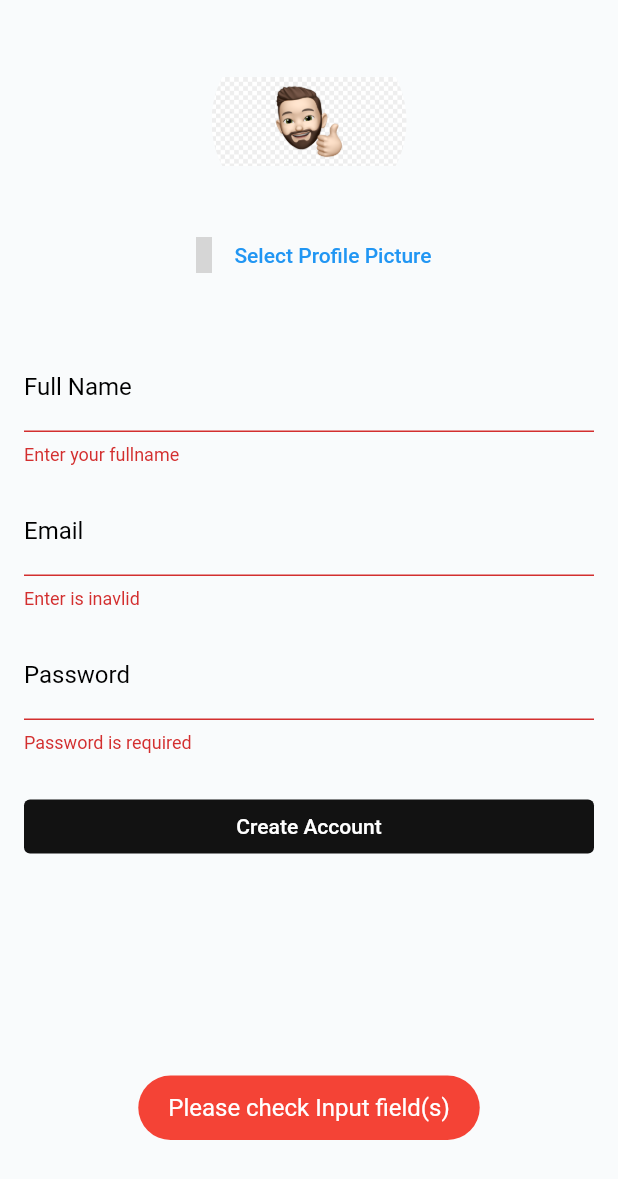
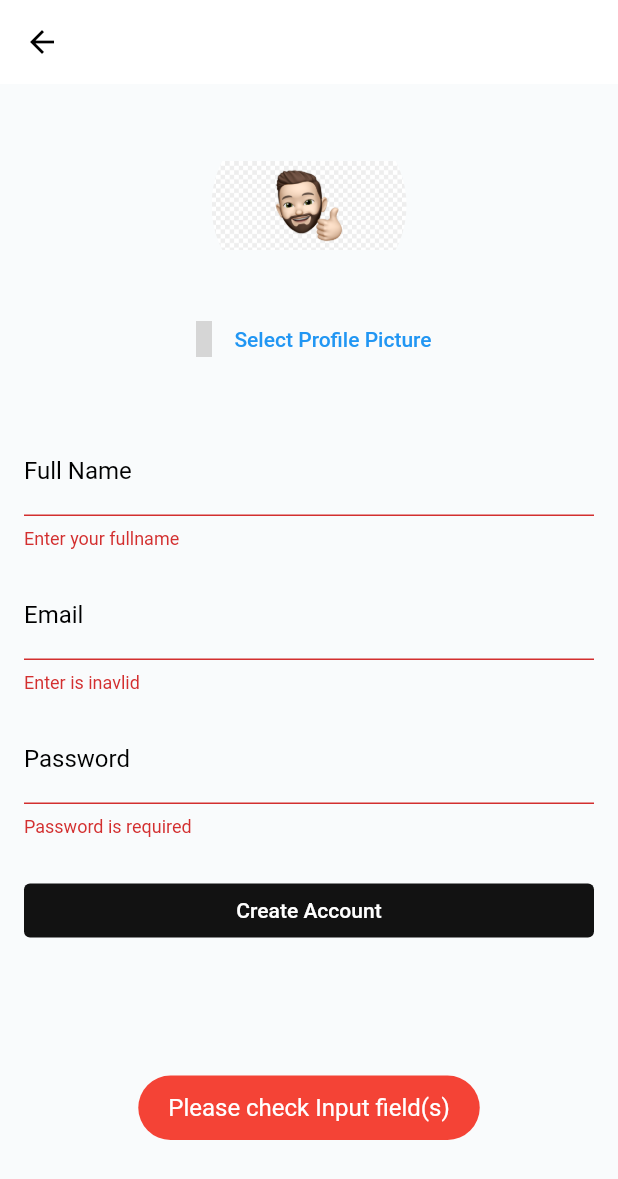
Before and after one commit to Ayiks/social_media_example_with_flutter-firebase, a Flutter app: the CreateAccountView screen opened directly, after a tap on "Create Account", on a phone screen of 412 x 824 dp. Shown: the top 1179 px of the screen. Run offline on Flutter 3.47's test engine with Material 2 defaults, Android fonts, the phone set to English and light mode, and no system bars; our stand-ins replace cloud_firestore, firebase_auth, firebase_core, firebase_storage, fluttertoast, image_cropper and 2 more; accounts and stored records are empty; network calls fail; grey boxes are pictures that could not be loaded.

Commit message:
Added appbar and circularprgress

```diff
--- a/lib/views/auth/create_account_view.dart
+++ b/lib/views/auth/create_account_view.dart
@@ -1,5 +1,7 @@
 import 'dart:io';
 
+import 'package:familicious/managers/auth_manager.dart';
+import 'package:familicious/views/home/home_view.dart';
 import 'package:flutter/material.dart';
 import 'package:image_picker/image_picker.dart';
 import 'package:unicons/unicons.dart';
@@ -23,9 +25,13 @@ class _CreateAccountViewState extends State<CreateAccountView> {
 
   final TextEditingController _passwordController = TextEditingController();
 
+  final AuthManager _authManager = AuthManager();
+
   File? _imageFile;
 
   final ImagePicker _imagePicker = ImagePicker();
+
+   bool _isLoading = false;
 
   final emailRegexp = RegExp(r"^[a-zA-Z0-9.]+@[a-zA-Z0-9)+\.[a-zA-Z]+");
 
@@ -59,6 +65,7 @@ class _CreateAccountViewState extends State<CreateAccountView> {
   @override
   Widget build(BuildContext context) {
     return Scaffold(
+      appBar: AppBar(),
       body: SafeArea(
         child: Form(
           key: _formKey,
@@ -180,12 +187,50 @@ class _CreateAccountViewState extends State<CreateAccountView> {
               const SizedBox(
                 height: 25,
               ),
-              TextButton(
-                  onPressed: () {
+              _authManager.isLoading
+                  ? Center(child: const CircularProgressIndicator.adaptive())
+                  : TextButton(
+                      onPressed: () async {
                         if (_formKey.currentState!.validate()) {
                           String name = _nameController.text;
                           String email = _emailController.text;
                           String password = _passwordController.text;
+                          //true
+                          setState(() {
+                            _isLoading = true;
+                          });
+                          bool isCreated = await _authManager.createNewUser(
+                              name: name,
+                              email: email,
+                              password: password,
+                              imageFile: _imageFile!);
+                          //false isloading
+                          if (isCreated) {
+                            setState(() {
+                            _isLoading = false;
+                          });
+                            Navigator.of(context).pushAndRemoveUntil(
+                                MaterialPageRoute(
+                                    builder: (context) => const HomeView()),
+                                (route) => false);
+                            Fluttertoast.showToast(
+                                msg: "Welcome!, $name",
+                                toastLength: Toast.LENGTH_SHORT,
+                                gravity: ToastGravity.BOTTOM,
+                                timeInSecForIosWeb: 1,
+                                backgroundColor: Colors.green,
+                                textColor: Colors.white,
+                                fontSize: 16.0);
+                          } else {
+                            Fluttertoast.showToast(
+                                msg: _authManager.message,
+                                toastLength: Toast.LENGTH_SHORT,
+                                gravity: ToastGravity.BOTTOM,
+                                timeInSecForIosWeb: 1,
+                                backgroundColor: Colors.red,
+                                textColor: Colors.white,
+                                fontSize: 16.0);
+                          }
                         } else {
                           //validation failed
                           Fluttertoast.showToast(
@@ -204,11 +249,14 @@ class _CreateAccountViewState extends State<CreateAccountView> {
                               .colorScheme!
                               .background),
                       child: Text('Create Account',
-                      style: Theme.of(context).textTheme.bodyText1!.copyWith(
+                          style: Theme.of(context)
+                              .textTheme
+                              .bodyText1!
+                              .copyWith(
                                   color: Theme.of(context)
                                       .buttonTheme
                                       .colorScheme!
-                              .primary)))
+                                      .primary)),)
             ],
           ),
         ),
```
Lines whose indentation alone changed are shown as unchanged.
